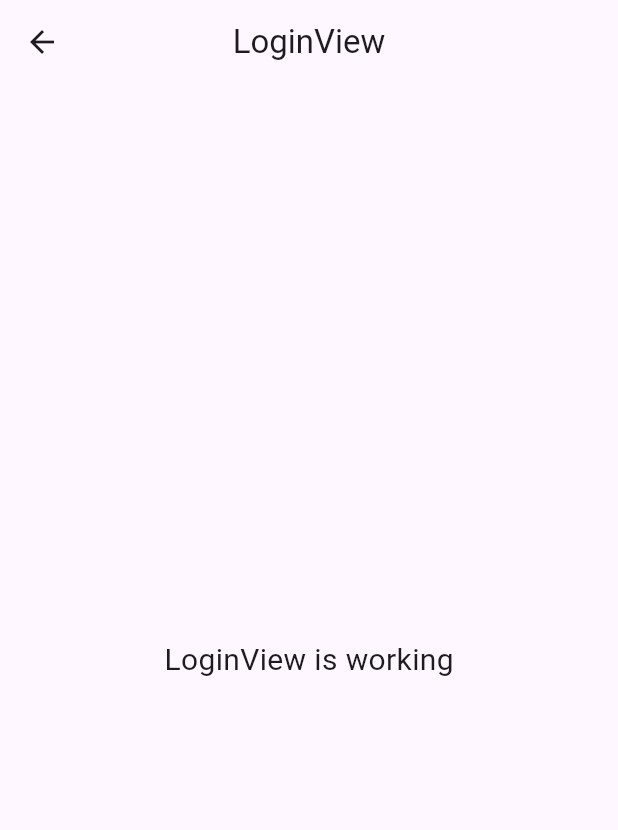
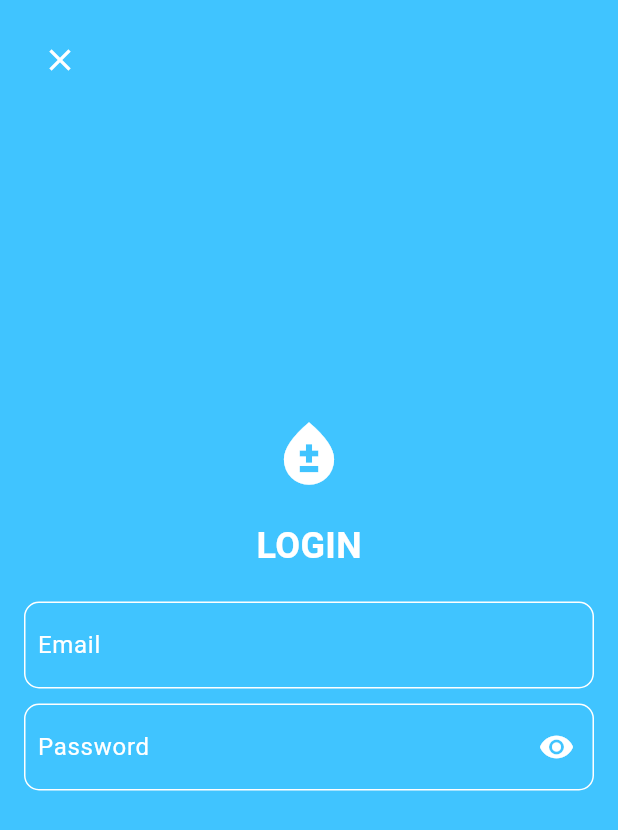
Before and after one commit to zakyraihan/polikan-uas24, a Flutter app: the LoginView screen opened by its route, on a phone screen of 412 x 824 dp. Shown: the top 830 px of the screen. Run offline on Flutter 3.47's test engine with Material 3 defaults, Android fonts, the phone set to English and light mode, and no system bars; our stand-ins replace cloud_firestore, firebase_auth, firebase_core, get; accounts and stored records are empty.

Commit message:
pembuatan login

```diff
--- a/lib/app/modules/login/views/login_view.dart
+++ b/lib/app/modules/login/views/login_view.dart
@@ -1,23 +1,111 @@
 import 'package:flutter/material.dart';
+import 'package:get/get.dart';
+import 'package:polikan/app/controllers/auth_controller.dart';
 
-import 'package:get/get.dart';
+class LoginView extends GetView<AuthController> {
+  final c = Get.put(AuthController());
 
-import '../controllers/login_controller.dart';
-
-class LoginView extends GetView<LoginController> {
-  const LoginView({Key? key}) : super(key: key);
   @override
   Widget build(BuildContext context) {
     return Scaffold(
-      appBar: AppBar(
-        title: const Text('LoginView'),
-        centerTitle: true,
-      ),
-      body: const Center(
-        child: Text(
-          'LoginView is working',
-          style: TextStyle(fontSize: 20),
-        ),
+      backgroundColor: Colors.lightBlueAccent,
+      body: Stack(
+        children: [
+          Positioned(
+            top: 16,
+            left: 16,
+            child: IconButton(
+              icon: const Icon(Icons.close, color: Colors.white),
+              onPressed: () => Get.back(),
+            ),
+          ),
+          Center(
+            child: Padding(
+              padding: const EdgeInsets.all(16.0),
+              child: Column(
+                mainAxisAlignment: MainAxisAlignment.center,
+                children: [
+                  const Icon(Icons.bloodtype, size: 50, color: Colors.white),
+                  const SizedBox(height: 20),
+                  const Text(
+                    'LOGIN',
+                    style: TextStyle(
+                      color: Colors.white,
+                      fontSize: 24,
+                      fontWeight: FontWeight.bold,
+                    ),
+                  ),
+                  const SizedBox(height: 20),
+                  Container(
+                    decoration: BoxDecoration(
+                      border: Border.all(color: Colors.white),
+                      borderRadius: BorderRadius.circular(10),
+                    ),
+                    child: TextField(
+                      controller: controller.emailController,
+                      decoration: const InputDecoration(
+                        labelText: 'Email',
+                        labelStyle: TextStyle(color: Colors.white),
+                        border: InputBorder.none,
+                        contentPadding: EdgeInsets.all(8.0),
+                      ),
+                      style: const TextStyle(color: Colors.white),
+                    ),
+                  ),
+                  const SizedBox(height: 10),
+                  Obx(() {
+                    return Container(
+                      decoration: BoxDecoration(
+                        border: Border.all(color: Colors.white),
+                        borderRadius: BorderRadius.circular(10),
+                      ),
+                      child: TextField(
+                        controller: controller.passwordController,
+                        obscureText: !controller.isLoading.value,
+                        decoration: InputDecoration(
+                          labelText: 'Password',
+                          labelStyle: const TextStyle(color: Colors.white),
+                          border: InputBorder.none,
+                          contentPadding: const EdgeInsets.all(8.0),
+                          suffixIcon: IconButton(
+                            icon: Icon(
+                              controller.isLoading.value
+                                  ? Icons.visibility_off
+                                  : Icons.visibility,
+                              color: Colors.white,
+                            ),
+                            onPressed: () {
+                              controller.isLoading.value =
+                                  !controller.isLoading.value;
+                            },
+                          ),
+                        ),
+                        style: const TextStyle(color: Colors.white),
+                      ),
+                    );
+                  }),
+                  const SizedBox(height: 20),
+                  // Obx(() {
+                  //   return controller.isLoading.value
+                  //       ? const CircularProgressIndicator(color: Colors.white)
+                  //       : ElevatedButton(
+                  //           style: ElevatedButton.styleFrom(
+                  //             // primary: Colors.white,
+                  //             // onPrimary: Colors.pinkAccent,
+                  //             padding: const EdgeInsets.symmetric(
+                  //               horizontal: 50,
+                  //               vertical: 15,
+                  //             ),
+                  //           ),
+                  //           onPressed: () => c.login(),
+                  //           child: const Text('LOGIN'),
+                  //         );
+                  // }),
+                ],
+              ),
+            ),
+          ),
+        ],
       ),
     );
   }
--- a/lib/app/modules/register/views/register_view.dart
+++ b/lib/app/modules/register/views/register_view.dart
@@ -3,6 +3,7 @@
 import 'package:flutter/material.dart';
 import 'package:get/get.dart';
 import 'package:polikan/app/controllers/auth_controller.dart';
+import 'package:polikan/app/modules/login/views/login_view.dart';
 
 class RegisterView extends GetView<AuthController> {
   final c = Get.put(AuthController());
@@ -16,10 +17,13 @@
         child: Column(
           mainAxisAlignment: MainAxisAlignment.center,
           children: [
-            IconButton(
-              icon: const Icon(Icons.close, color: Colors.white),
-              onPressed: () => Get.back(),
-              alignment: Alignment.topLeft,
+            Positioned(
+              top: 16,
+              left: 16,
+              child: IconButton(
+                icon: const Icon(Icons.close, color: Colors.white),
+                onPressed: () => Get.back(),
+              ),
             ),
             const SizedBox(height: 40),
             const Icon(Icons.bloodtype, size: 50, color: Colors.white),
@@ -49,7 +53,6 @@
                 style: const TextStyle(color: Colors.white),
               ),
             ),
-
             const SizedBox(height: 10),
             Container(
               decoration: BoxDecoration(
@@ -70,9 +73,8 @@
             const SizedBox(height: 10),
             Container(
               decoration: BoxDecoration(
-                border: Border.all(color: Colors.white),
-                borderRadius: BorderRadius.circular(10)
-              ),
+                  border: Border.all(color: Colors.white),
+                  borderRadius: BorderRadius.circular(10)),
               child: Obx(() {
                 return TextField(
                   controller: controller.passwordController,
@@ -90,7 +92,8 @@
                         color: Colors.white,
                       ),
                       onPressed: () {
-                        controller.isLoading.value = !controller.isLoading.value;
+                        controller.isLoading.value =
+                            !controller.isLoading.value;
                       },
                     ),
                   ),
@@ -115,6 +118,15 @@
                       child: const Text('CREATE ACCOUNT'),
                     );
             }),
+
+            TextButton(
+              onPressed: () {
+                Get.to(() => LoginView());
+              },
+              child: Text("sudah punya akun?", style: TextStyle(
+                color: Colors.white
+              ),),
+            ),
           ],
         ),
       ),
--- a/lib/app/routes/app_pages.dart
+++ b/lib/app/routes/app_pages.dart
@@ -27,7 +27,7 @@
     ),
     GetPage(
       name: _Paths.LOGIN,
-      page: () => const LoginView(),
+      page: () => LoginView(),
       binding: LoginBinding(),
     ),
   ];
--- a/lib/main.dart
+++ b/lib/main.dart
@@ -15,6 +15,7 @@
       title: "Application",
       initialRoute: AppPages.INITIAL,
       getPages: AppPages.routes,
+        debugShowCheckedModeBanner: false,
     ),
   );
 }
```
